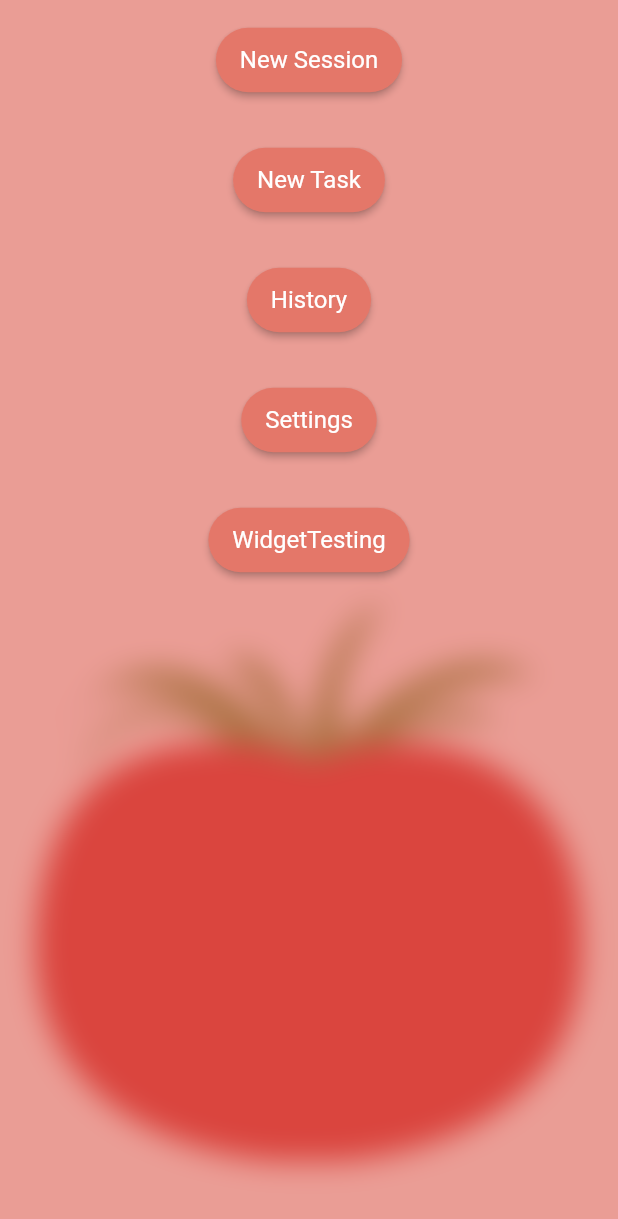
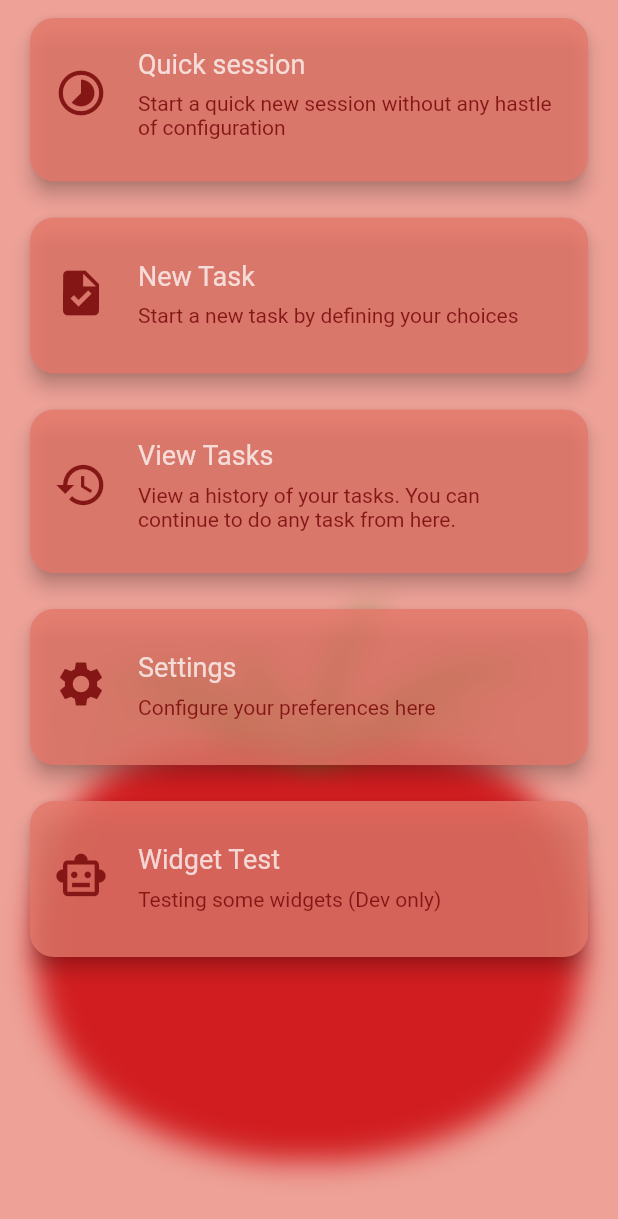
Before and after one commit to ahnaftahmid39/pomodoro, a Flutter app: the screen it shows after launch, on a phone screen of 412 x 824 dp. Shown: the top 1219 px of the screen. Run offline on Flutter 3.47's test engine with Material 2 defaults, Android fonts, the phone set to English and light mode, and no system bars; our stand-ins replace google_fonts, just_audio, sqflite; missing offline and left inert: audio_session, just_audio_web; accounts and stored records are empty.

Commit message:
homepage styling, scaffold color

```diff
--- /dev/null
+++ b/lib/components/navigator_card.dart
@@ -0,0 +1,63 @@
+import 'package:flutter/material.dart';
+import 'package:pomodoro/constants/constant.dart';
+import 'package:pomodoro/viewmodels/settings_provider.dart';
+import 'package:provider/provider.dart';
+
+class NavigatorCard extends StatelessWidget {
+  const NavigatorCard({
+    Key? key,
+    required this.icon,
+    required this.onPress,
+    required this.title,
+    required this.subtitle,
+  }) : super(key: key);
+
+  final IconData icon;
+  final VoidCallback onPress;
+  final String title;
+  final String subtitle;
+
+  @override
+  Widget build(BuildContext context) {
+    return Consumer<SettingsProvider>(
+      builder: (context, settings, _) {
+        final bgColor2 = settings.theme == 'dark' ? kBgClr2Dark : kBgClr2;
+        final titleColor = Colors.white.withAlpha(190);
+        final subtitleColor =
+            settings.theme == 'dark' ? kTextClr2Dark : kTextClr2;
+        return Padding(
+          padding:
+              const EdgeInsets.only(left: 16.0, right: 16, top: 8, bottom: 8),
+          child: Card(
+            elevation: 5,
+            color: bgColor2.withOpacity(0.8),
+            shape: RoundedRectangleBorder(
+                borderRadius: BorderRadius.circular(16.0)),
+            child: ListTile(
+              onTap: onPress,
+              contentPadding: const EdgeInsets.all(16),
+              leading: Icon(
+                icon,
+                color: subtitleColor,
+                size: 36,
+              ),
+              title: Text(
+                title,
+                style: TextStyle(color: titleColor, fontSize: 18),
+              ),
+              subtitle: Padding(
+                padding: const EdgeInsets.only(top: 8.0, bottom: 8),
+                child: Text(
+                  subtitle,
+                  style: TextStyle(
+                    color: subtitleColor,
+                  ),
+                ),
+              ),
+            ),
+          ),
+        );
+      },
+    );
+  }
+}
--- a/lib/components/number_input_field.dart
+++ b/lib/components/number_input_field.dart
@@ -23,8 +23,8 @@ class NumberInputField extends StatelessWidget {
               '$helperText',
               style: TextStyle(
                   color: Provider.of<SettingsProvider>(context).theme == 'dark'
-                      ? kTextClrDark
-                      : kTextClr,
+                      ? kTextClr2Dark
+                      : kTextClr2,
                   fontSize: 14,
                   fontWeight: FontWeight.bold),
             ),
@@ -47,7 +47,7 @@ class NumberInputField extends StatelessWidget {
                     FilteringTextInputFormatter.allow(RegExp(r'[0-9]'))
                   ],
                   textAlign: TextAlign.center,
-                  autofocus: true,
+                  // autofocus: true,
                   style: const TextStyle(
                     color: Colors.white,
                     fontSize: 18,
--- a/lib/components/string_input_field.dart
+++ b/lib/components/string_input_field.dart
@@ -23,7 +23,7 @@ class StringInputField extends StatelessWidget {
             padding: const EdgeInsets.only(left: 12.0, bottom: 4.0),
             child: Text(
               '$helperText',
-              style:  TextStyle(
+              style: TextStyle(
                   color: Provider.of<SettingsProvider>(context).theme == 'dark'
                       ? kTextClr2Dark
                       : kTextClr2,
@@ -39,7 +39,7 @@ class StringInputField extends StatelessWidget {
                   : kBgClr2),
           child: TextField(
             controller: controller,
-            autofocus: true,
+            // autofocus: true,
             style: const TextStyle(
               color: Colors.white,
               fontSize: 18,
--- a/lib/screens/home_screen.dart
+++ b/lib/screens/home_screen.dart
@@ -1,6 +1,11 @@
 import 'dart:ui';
 import 'package:flutter/material.dart';
+import 'package:pomodoro/components/custom_widget_test.dart';
+import 'package:pomodoro/components/navigator_card.dart';
 import 'package:pomodoro/constants/constant.dart';
+import 'package:pomodoro/screens/new_session_screen.dart';
+import 'package:pomodoro/screens/new_task_screen.dart';
+import 'package:pomodoro/screens/settings_screen.dart';
 import 'package:pomodoro/screens/view_tasks_screen.dart';
 import 'package:pomodoro/viewmodels/settings_provider.dart';
 import 'package:provider/provider.dart';
@@ -18,6 +23,9 @@ class _HomeScreenState extends State<HomeScreen> {
   @override
   Widget build(BuildContext context) {
     return Scaffold(
+      backgroundColor: Provider.of<SettingsProvider>(context).theme == 'dark'
+          ? kBgClrNoOpDark
+          : kBgClrNoOp,
       body: SafeArea(
         child: Stack(
           children: <Widget>[
@@ -25,73 +33,61 @@ class _HomeScreenState extends State<HomeScreen> {
               alignment: Alignment.bottomCenter,
               padding: const EdgeInsets.fromLTRB(24, 0, 24, 50),
               child: Image.asset(
-                'assets/images/tomato.png',
+                Provider.of<SettingsProvider>(context).theme == 'dark'
+                    ? 'assets/images/tomato_dark.png'
+                    : 'assets/images/tomato.png',
               ),
             ),
             BackdropFilter(
               filter: ImageFilter.blur(sigmaX: 10, sigmaY: 10),
-              child: Container(
-                  color: Provider.of<SettingsProvider>(context).theme == 'dark'
-                      ? kBgClrNoOpDark
-                      : kBgClr),
+              child: Container(color: Colors.transparent),
             ),
-            SingleChildScrollView(
-              child: Column(
-                crossAxisAlignment: CrossAxisAlignment.center,
+            ListView(
               children: <Widget>[
-                  Container(
-                    padding: const EdgeInsets.all(16.0),
-                    alignment: Alignment.center,
-                    child: ElevatedButton(
-                      child: const Text('New Session'),
-                      onPressed: () {
-                        Navigator.pushNamed(context, '/new-session');
+                NavigatorCard(
+                  icon: Icons.timelapse,
+                  onPress: () {
+                    Navigator.pushNamed(context, NewSessionScreen.routeName);
                   },
+                  title: 'Quick session',
+                  subtitle:
+                      'Start a quick new session without any hastle of configuration',
                 ),
+                NavigatorCard(
+                  icon: Icons.task,
+                  onPress: () {
+                    Navigator.pushNamed(context, NewTaskScreen.routeName);
+                  },
+                  title: 'New Task',
+                  subtitle: 'Start a new task by defining your choices',
                 ),
-                  Container(
-                    padding: const EdgeInsets.all(16.0),
-                    alignment: Alignment.center,
-                    child: ElevatedButton(
-                      child: const Text('New Task'),
-                      onPressed: () {
-                        Navigator.pushNamed(context, '/new-task');
-                      },
-                    ),
-                  ),
-                  Container(
-                    padding: const EdgeInsets.all(16.0),
-                    alignment: Alignment.center,
-                    child: ElevatedButton(
-                      child: const Text('History'),
-                      onPressed: () {
+                NavigatorCard(
+                  icon: Icons.history,
+                  onPress: () {
                     Navigator.pushNamed(context, ViewTasksScreen.routeName);
                   },
+                  title: 'View Tasks',
+                  subtitle:
+                      'View a history of your tasks. You can continue to do any task from here.',
                 ),
+                NavigatorCard(
+                  icon: Icons.settings,
+                  onPress: () {
+                    Navigator.pushNamed(context, SettingsScreen.routeName);
+                  },
+                  title: 'Settings',
+                  subtitle: 'Configure your preferences here',
                 ),
-                  Container(
-                    padding: const EdgeInsets.all(16.0),
-                    alignment: Alignment.center,
-                    child: ElevatedButton(
-                      child: const Text('Settings'),
-                      onPressed: () {
-                        Navigator.pushNamed(context, '/settings');
+                NavigatorCard(
+                  icon: Icons.smart_toy_outlined,
+                  onPress: () {
+                    Navigator.pushNamed(context, CustomWidget.routeName);
                   },
-                    ),
-                  ),
-                  Container(
-                    padding: const EdgeInsets.all(16.0),
-                    alignment: Alignment.center,
-                    child: ElevatedButton(
-                      child: const Text('WidgetTesting'),
-                      onPressed: () {
-                        Navigator.pushNamed(context, '/widget-testing');
-                      },
-                    ),
+                  title: 'Widget Test',
+                  subtitle: 'Testing some widgets (Dev only)',
                 ),
                 SizedBox(height: MediaQuery.of(context).size.height / 3),
               ],
-              ),
             )
           ],
         ),
--- a/lib/screens/new_task_screen.dart
+++ b/lib/screens/new_task_screen.dart
@@ -41,6 +41,9 @@ class _NewTaskScreenState extends State<NewTaskScreen> {
   @override
   Widget build(BuildContext context) {
     return Scaffold(
+      backgroundColor: Provider.of<SettingsProvider>(context).theme == 'dark'
+          ? kBgClrNoOpDark
+          : kBgClrNoOp,
       body: SafeArea(
         child: Stack(
           children: [
```
Also changed, not shown: lib/components/custom_widget_test.dart (+36 -8 lines), lib/screens/new_session_screen.dart (+9 -20 lines), lib/screens/settings_screen.dart (+6 -6 lines), lib/screens/task_session_screen.dart (+32 -39 lines), lib/screens/view_tasks_screen.dart (+37 -16 lines), assets/images/tomato_dark.png (added). Lines whose indentation alone changed are shown as unchanged.
